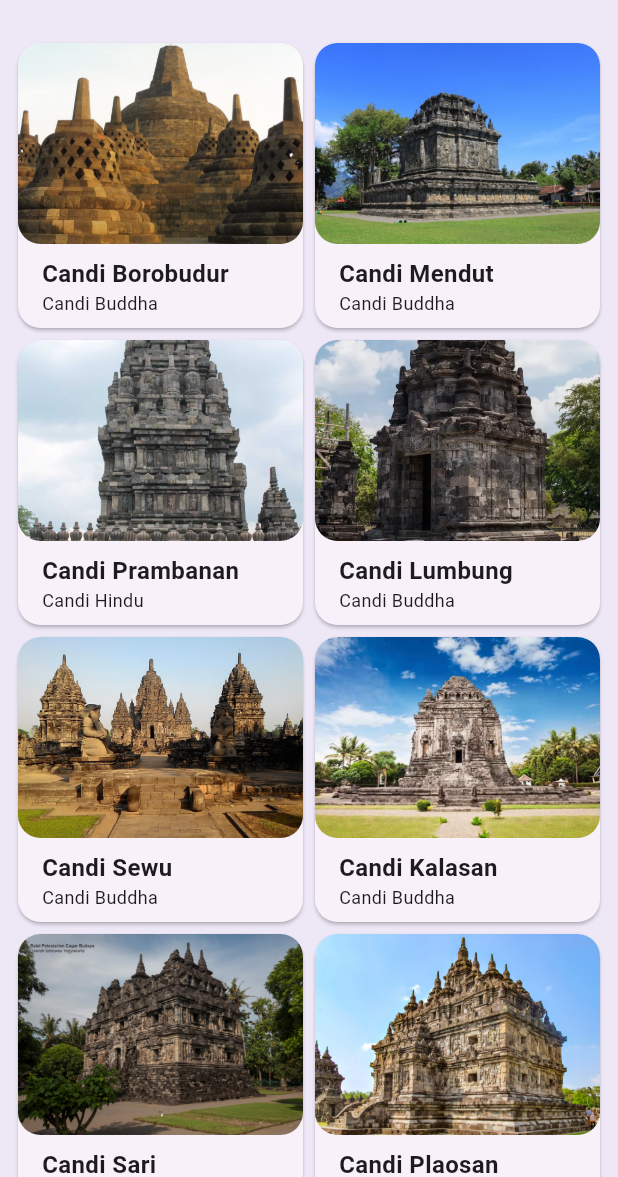
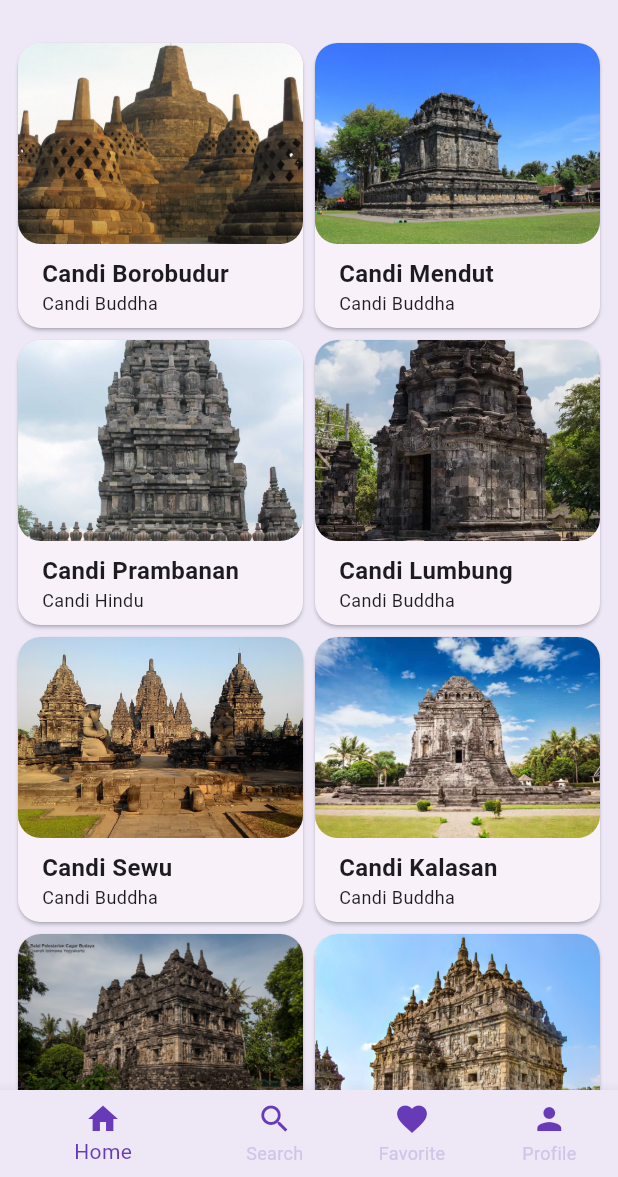
Before and after one commit to Mobile-Programming-MDP/materi-latihan-flutter-brilliantCP, a Flutter app: the screen it shows after launch, on a phone screen of 412 x 824 dp, the part 59-1236 px from its top. Run offline on Flutter 3.47's test engine with Material 2 defaults, Android fonts, the phone set to English and light mode, and no system bars.

Commit message:
Routing and NavBar

```diff
--- a/wisata_candi/wisata_candi/lib/main.dart
+++ b/wisata_candi/wisata_candi/lib/main.dart
@@ -1,5 +1,6 @@
 import 'package:flutter/material.dart';
 import 'package:wisata_candi/data/candi_data.dart';
+import 'package:wisata_candi/screens/favorite_screen.dart';
 // import 'package:wisata_candi/screens/detail_screen.dart';
 import 'package:wisata_candi/screens/profile_screen.dart';
 import 'package:wisata_candi/screens/search_screen.dart';
@@ -35,8 +36,69 @@
         ),
         useMaterial3: true,
       ),
+      home: MainScreen(),
       // home: DetailScreen(candi: candiList[0]),
-      home: HomeScreen(),
+      // home: HomeScreen(),
     );
   }
 }
+class MainScreen extends StatefulWidget {
+  const MainScreen({super.key});
+
+  @override
+  State<MainScreen> createState() => _MainScreenState();
+}
+
+class _MainScreenState extends State<MainScreen> {
+//TODO 1 deklarasi variabel
+int _currentindex = 0;
+final List<Widget> _children = [
+  HomeScreen(),
+  SearchScreen(),
+  FavoriteScreen(),
+  ProfileScreen(),
+];
+
+  @override
+  Widget build(BuildContext context) {
+    return Scaffold(
+      //TODO 2 buat properti body berupa widget yang ditampilkan
+      body: _children[_currentindex],
+      //TODO 3 buat properti buttonNavigationBar dengan nilai Theme
+      bottomNavigationBar:
+      Theme(
+        data: Theme.of(context).copyWith(canvasColor: Colors.deepPurple[50],),
+        child: BottomNavigationBar(
+          currentIndex: _currentindex,
+          onTap: (index){
+            setState(() {
+              _currentindex = index;
+            });
+          },
+          items: [
+            const BottomNavigationBarItem(
+              icon: Icon(Icons.home, color: Colors.deepPurple,),
+              label: 'Home',
+            ),
+            const BottomNavigationBarItem(
+              icon: Icon(Icons.search, color: Colors.deepPurple,),
+              label: 'Search',
+            ),
+            const BottomNavigationBarItem(
+              icon: Icon(Icons.favorite, color: Colors.deepPurple,),
+              label: 'Favorite',
+            ),
+            const BottomNavigationBarItem(
+              icon: Icon(Icons.person, color: Colors.deepPurple,),
+              label: 'Profile',
+            ),
+          ],
+          selectedItemColor: Colors.deepPurple,
+          unselectedItemColor: Colors.deepPurple[100],
+          showUnselectedLabels: true,
+        )
+      ),
+      //TODO 4 buat data dan child dari Theme
+    );
+  }
+}
--- /dev/null
+++ b/wisata_candi/wisata_candi/lib/screens/favorite_screen.dart
@@ -0,0 +1,17 @@
+import 'package:flutter/material.dart';
+
+class FavoriteScreen extends StatefulWidget {
+  const FavoriteScreen({super.key});
+
+  @override
+  State<FavoriteScreen> createState() => _FavoriteScreenState();
+}
+
+class _FavoriteScreenState extends State<FavoriteScreen> {
+  @override
+  Widget build(BuildContext context) {
+    return Scaffold(
+
+    );
+  }
+}
```
